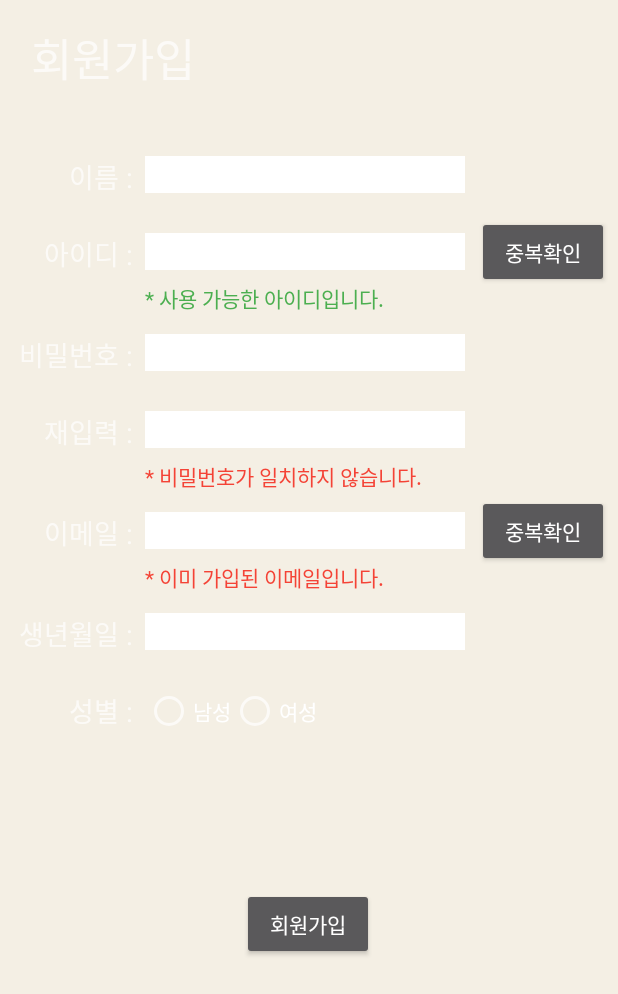
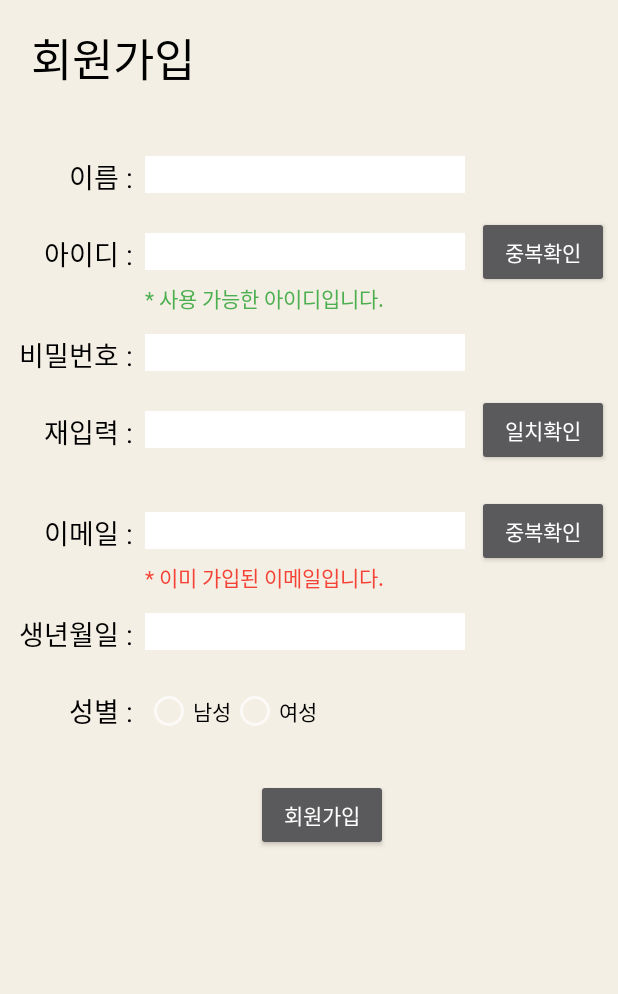
Before and after one commit to BaeYuJin/HADessert, an Android app: the layout activity_signup.xml on its own in the app's theme, with its tools: preview values and no code run, on a phone screen of 412 x 824 dp. Shown: the top 994 px of the screen. Run offline under Robolectric (Android 15) with nearby library versions, the phone set to English and light mode, and no system bars.

Commit message:
2021-08-11 radio, pwcheck, signupbtn

```diff
--- a/app/src/main/java/com/example/had/SignupActvity.kt
+++ b/app/src/main/java/com/example/had/SignupActvity.kt
@@ -1,26 +1,58 @@
 package com.example.had
 
+import android.content.Intent
 import android.os.Bundle
 import android.os.PersistableBundle
 import android.util.Log
+import android.view.View
 import androidx.appcompat.app.AppCompatActivity
+import android.widget.RadioGroup
 import com.example.had.databinding.ActivitySignupBinding
 
 class SignupActvity : AppCompatActivity() {
-    val binding = ActivitySignupBinding.inflate(layoutInflater)
 
     override fun onCreate(savedInstanceState: Bundle?) {
         super.onCreate(savedInstanceState)
-        setContentView(R.layout.activity_signup)
+        //setContentView(R.layout.activity_signup)
+        val binding = ActivitySignupBinding.inflate(layoutInflater)
+        setContentView(binding.root)
+
+        binding.pwbtn.setOnClickListener {
+            if (binding.pw.text.toString() != binding.pwcheck.text.toString()) {
+                binding.textView14.setVisibility(View.VISIBLE)
+                binding.textView.setVisibility(View.INVISIBLE)
+            }
+            else {
+                binding.textView14.setVisibility(View.INVISIBLE)
+                binding.textView.setVisibility(View.VISIBLE)
+            }
+            /*if (binding.pw.text.equals(binding.pwcheck.text))
+                binding.textView14.setVisibility(View.INVISIBLE)
+            else
+                binding.textView14.setVisibility(View.VISIBLE)*/
+            Log.d("pw : ", binding.pw.text.toString())
+            Log.d("pwcheck : ", binding.pwcheck.text.toString())
+
+        }
 
         binding.signupbutton.setOnClickListener {
 
             var name = binding.name.text
             var id = binding.id.text
             var pw = binding.pw.text
+            var email = binding.email.text
             var birth = binding.birth.text
+            var sex : String = ""
+            when (binding.radiogroup.checkedRadioButtonId) {
+                R.id.male_rbt -> sex = "남성"
+                R.id.female_rbt -> sex = "여성"
+            }
 
             Log.d("Name : ", name.toString())
+            Log.d("sex : ", sex)
+
+            startActivity(Intent(this, LoginActivity::class.java))
+
         }
     }
 
--- a/app/src/main/res/layout/activity_signup.xml
+++ b/app/src/main/res/layout/activity_signup.xml
@@ -13,22 +13,12 @@
         android:layout_marginStart="8dp"
         android:layout_marginTop="16dp"
         android:text="회원가입"
+        android:textColor="#000000"
         android:textSize="30sp"
         app:layout_constraintEnd_toEndOf="parent"
         app:layout_constraintHorizontal_bias="0.044"
         app:layout_constraintStart_toStartOf="parent"
         app:layout_constraintTop_toTopOf="parent" />
-
-    <Button
-        android:id="@+id/signupbutton"
-        android:layout_width="wrap_content"
-        android:layout_height="wrap_content"
-        android:layout_marginBottom="184dp"
-        android:text="회원가입"
-        app:layout_constraintBottom_toBottomOf="parent"
-        app:layout_constraintEnd_toEndOf="parent"
-        app:layout_constraintHorizontal_bias="0.498"
-        app:layout_constraintStart_toStartOf="parent" />
 
     <TextView
         android:id="@+id/nametext"
@@ -36,6 +26,7 @@
         android:layout_height="wrap_content"
         android:layout_marginTop="104dp"
         android:text="이름 :"
+        android:textColor="#000000"
         android:textSize="18sp"
         app:layout_constraintEnd_toEndOf="parent"
         app:layout_constraintHorizontal_bias="0.124"
@@ -48,6 +39,7 @@
         android:layout_height="wrap_content"
         android:layout_marginTop="24dp"
         android:text="아이디 :"
+        android:textColor="#000000"
         android:textSize="18sp"
         app:layout_constraintEnd_toEndOf="@+id/nametext"
         app:layout_constraintTop_toBottomOf="@+id/nametext" />
@@ -58,6 +50,7 @@
         android:layout_height="wrap_content"
         android:layout_marginTop="40dp"
         android:text="비밀번호 :"
+        android:textColor="#000000"
         android:textSize="18sp"
         app:layout_constraintEnd_toEndOf="@+id/idtext"
         app:layout_constraintTop_toBottomOf="@+id/idtext" />
@@ -68,6 +61,7 @@
         android:layout_height="wrap_content"
         android:layout_marginTop="24dp"
         android:text="재입력 :"
+        android:textColor="#000000"
         android:textSize="18sp"
         app:layout_constraintEnd_toEndOf="@+id/pwtext"
         app:layout_constraintTop_toBottomOf="@+id/pwtext" />
@@ -78,6 +72,7 @@
         android:layout_height="wrap_content"
         android:layout_marginTop="40dp"
         android:text="이메일 :"
+        android:textColor="#000000"
         android:textSize="18sp"
         app:layout_constraintEnd_toEndOf="@+id/pwchecktext"
         app:layout_constraintTop_toBottomOf="@+id/pwchecktext" />
@@ -88,6 +83,7 @@
         android:layout_height="wrap_content"
         android:layout_marginTop="40dp"
         android:text="생년월일 :"
+        android:textColor="#000000"
         android:textSize="18sp"
         app:layout_constraintEnd_toEndOf="@+id/emailtext"
         app:layout_constraintTop_toBottomOf="@+id/emailtext" />
@@ -98,6 +94,7 @@
         android:layout_height="wrap_content"
         android:layout_marginTop="24dp"
         android:text="성별 :"
+        android:textColor="#000000"
         android:textSize="18sp"
         app:layout_constraintEnd_toEndOf="@+id/birthtext"
         app:layout_constraintTop_toBottomOf="@+id/birthtext" />
@@ -131,6 +128,7 @@
         android:background="#FFFFFF"
         android:ems="10"
         android:inputType="textPersonName"
+        android:textColor="#000000"
         android:textSize="18sp"
         app:layout_constraintStart_toEndOf="@+id/nametext"
         app:layout_constraintTop_toTopOf="@+id/nametext" />
@@ -143,6 +141,7 @@
         android:background="#FFFFFF"
         android:ems="10"
         android:inputType="textPersonName"
+        android:textColor="#000000"
         app:layout_constraintStart_toEndOf="@+id/idtext"
         app:layout_constraintTop_toTopOf="@+id/idtext" />
 
@@ -154,6 +153,7 @@
         android:background="#FFFFFF"
         android:ems="10"
         android:inputType="textPassword"
+        android:textColor="#000000"
         app:layout_constraintStart_toEndOf="@+id/pwtext"
         app:layout_constraintTop_toTopOf="@+id/pwtext" />
 
@@ -166,6 +166,7 @@
         android:ems="10"
         android:inputType="textEmailAddress"
         android:orientation="horizontal"
+        android:textColor="#000000"
         app:layout_constraintStart_toEndOf="@+id/emailtext"
         app:layout_constraintTop_toTopOf="@+id/emailtext" />
 
@@ -177,6 +178,7 @@
         android:background="#FFFFFF"
         android:ems="10"
         android:inputType="textPassword"
+        android:textColor="#000000"
         app:layout_constraintStart_toEndOf="@+id/pwchecktext"
         app:layout_constraintTop_toTopOf="@+id/pwchecktext" />
 
@@ -188,10 +190,12 @@
         android:background="#FFFFFF"
         android:ems="10"
         android:inputType="date"
+        android:textColor="#000000"
         app:layout_constraintStart_toEndOf="@+id/birthtext"
         app:layout_constraintTop_toTopOf="@+id/birthtext" />
 
     <RadioGroup
+        android:id="@+id/radiogroup"
         android:layout_width="wrap_content"
         android:layout_height="wrap_content"
         android:layout_marginStart="8dp"
@@ -204,13 +208,16 @@
             android:id="@+id/male_rbt"
             android:layout_width="wrap_content"
             android:layout_height="wrap_content"
-            android:text="남성" />
+            android:text="남성"
+            android:textColor="#000000"
+            android:textColorHint="#FFFFFF" />
 
         <RadioButton
             android:id="@+id/female_rbt"
             android:layout_width="wrap_content"
             android:layout_height="wrap_content"
-            android:text="여성" />
+            android:text="여성"
+            android:textColor="#000000" />
     </RadioGroup>
 
     <TextView
@@ -230,6 +237,7 @@
         android:layout_marginTop="8dp"
         android:text="* 비밀번호가 일치하지 않습니다."
         android:textColor="#F44336"
+        android:visibility="invisible"
         app:layout_constraintStart_toStartOf="@+id/pwcheck"
         app:layout_constraintTop_toBottomOf="@+id/pwcheck" />
 
@@ -243,4 +251,36 @@
         app:layout_constraintStart_toStartOf="@+id/email"
         app:layout_constraintTop_toBottomOf="@+id/email" />
 
+    <Button
+        android:id="@+id/pwbtn"
+        android:layout_width="wrap_content"
+        android:layout_height="wrap_content"
+        android:layout_marginStart="8dp"
+        android:text="일치확인"
+        app:layout_constraintBottom_toBottomOf="@+id/pwcheck"
+        app:layout_constraintStart_toEndOf="@+id/pwcheck"
+        app:layout_constraintTop_toTopOf="@+id/pwcheck" />
+
+    <Button
+        android:id="@+id/signupbutton"
+        android:layout_width="wrap_content"
+        android:layout_height="wrap_content"
+        android:text="회원가입"
+        app:layout_constraintBottom_toBottomOf="parent"
+        app:layout_constraintEnd_toEndOf="parent"
+        app:layout_constraintHorizontal_bias="0.526"
+        app:layout_constraintStart_toStartOf="parent"
+        app:layout_constraintTop_toBottomOf="@+id/radiogroup"
+        app:layout_constraintVertical_bias="0.102" />
+
+    <TextView
+        android:id="@+id/textView"
+        android:layout_width="wrap_content"
+        android:layout_height="wrap_content"
+        android:text="* 비밀번호가 일치합니다."
+        android:textColor="#4CAF50"
+        android:visibility="invisible"
+        app:layout_constraintStart_toStartOf="@+id/textView14"
+        app:layout_constraintTop_toTopOf="@+id/textView14" />
+
 </androidx.constraintlayout.widget.ConstraintLayout>
```
